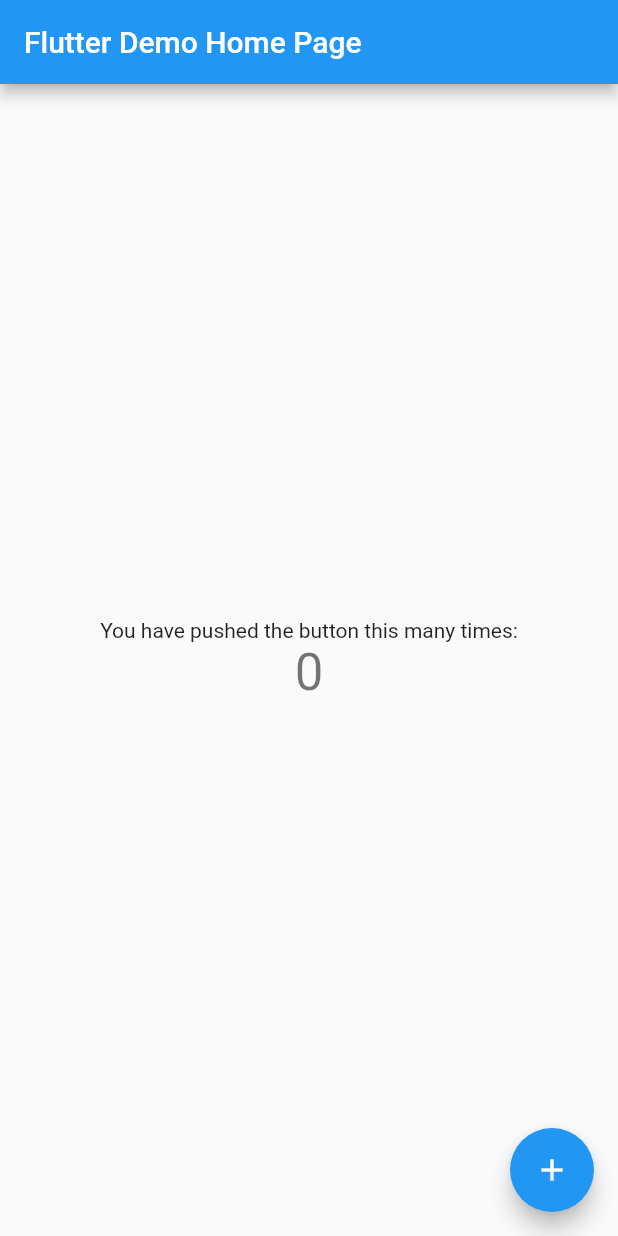
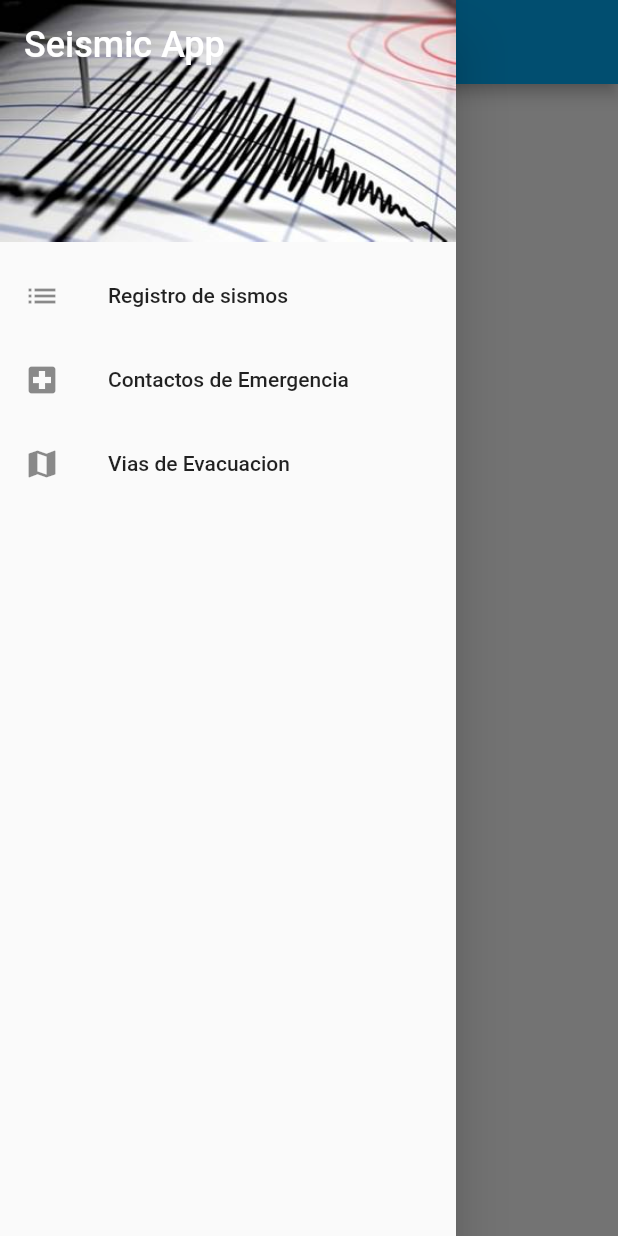
Before and after one commit to SpicyMip/seismic_app_pruebas, a Flutter app: the screen it shows after launch, with the side drawer open (before the commit the screen has no drawer), on a phone screen of 412 x 824 dp. Run offline on Flutter 3.47's test engine with Material 2 defaults, Android fonts, the phone set to English and light mode, and no system bars.

Commit message:
prueba de iterfaz

```diff
--- /dev/null
+++ b/lib/home.dart
@@ -0,0 +1,49 @@
+import 'package:flutter/material.dart';
+
+class Home extends StatefulWidget {
+  HomeState createState() => HomeState();
+}
+
+class HomeState extends State<Home> {
+  @override
+  Widget build(BuildContext context) {
+    return Scaffold(
+      appBar: AppBar(
+        title: Text('Seismic App'),
+      ),
+      drawer: Drawer(
+        child: ListView(
+          children: <Widget>[
+            DrawerHeader(
+              decoration: BoxDecoration(
+                  image: DecorationImage(
+                image: AssetImage('images/sismos_3.jpg'),
+                fit: BoxFit.fill,
+              )),
+              child: Text(
+                'Seismic App',
+                style: TextStyle(
+                  color: Colors.white,
+                  fontSize: 24,
+                ),
+              ),
+            ),
+            ListTile(
+                title: Text('Registro de sismos'),
+                leading: Icon(Icons.list),
+                onTap: () {}),
+            ListTile(
+              title: Text('Contactos de Emergencia'),
+              leading: Icon(Icons.local_hospital),
+              onTap: () {},
+            ),
+            ListTile(
+                title: Text('Vias de Evacuacion'),
+                leading: Icon(Icons.map),
+                onTap: () {}),
+          ],
+        ),
+      ),
+    );
+  }
+}
--- a/lib/main.dart
+++ b/lib/main.dart
@@ -1,117 +1,17 @@
 import 'package:flutter/material.dart';
+import 'home.dart';
 
-void main() {
-  runApp(MyApp());
-}
+void main() => runApp(MyApp());
 
 class MyApp extends StatelessWidget {
-  // This widget is the root of your application.
   @override
   Widget build(BuildContext context) {
     return MaterialApp(
-      title: 'Flutter Demo',
-      theme: ThemeData(
-        // This is the theme of your application.
-        //
-        // Try running your application with "flutter run". You'll see the
-        // application has a blue toolbar. Then, without quitting the app, try
-        // changing the primarySwatch below to Colors.green and then invoke
-        // "hot reload" (press "r" in the console where you ran "flutter run",
-        // or simply save your changes to "hot reload" in a Flutter IDE).
-        // Notice that the counter didn't reset back to zero; the application
-        // is not restarted.
-        primarySwatch: Colors.blue,
-        // This makes the visual density adapt to the platform that you run
-        // the app on. For desktop platforms, the controls will be smaller and
-        // closer together (more dense) than on mobile platforms.
-        visualDensity: VisualDensity.adaptivePlatformDensity,
-      ),
-      home: MyHomePage(title: 'Flutter Demo Home Page'),
-    );
+        title: 'Seismic App',
+        home: Home(),
+        theme: ThemeData(
+          primaryColor: Colors.lightBlue,
+          accentColor: Colors.lightBlue,
+        ));
   }
 }
-
-class MyHomePage extends StatefulWidget {
-  MyHomePage({Key key, this.title}) : super(key: key);
-
-  // This widget is the home page of your application. It is stateful, meaning
-  // that it has a State object (defined below) that contains fields that affect
-  // how it looks.
-
-  // This class is the configuration for the state. It holds the values (in this
-  // case the title) provided by the parent (in this case the App widget) and
-  // used by the build method of the State. Fields in a Widget subclass are
-  // always marked "final".
-
-  final String title;
-
-  @override
-  _MyHomePageState createState() => _MyHomePageState();
-}
-
-class _MyHomePageState extends State<MyHomePage> {
-  int _counter = 0;
-
-  void _incrementCounter() {
-    setState(() {
-      // This call to setState tells the Flutter framework that something has
-      // changed in this State, which causes it to rerun the build method below
-      // so that the display can reflect the updated values. If we changed
-      // _counter without calling setState(), then the build method would not be
-      // called again, and so nothing would appear to happen.
-      _counter++;
-    });
-  }
-
-  @override
-  Widget build(BuildContext context) {
-    // This method is rerun every time setState is called, for instance as done
-    // by the _incrementCounter method above.
-    //
-    // The Flutter framework has been optimized to make rerunning build methods
-    // fast, so that you can just rebuild anything that needs updating rather
-    // than having to individually change instances of widgets.
-    return Scaffold(
-      appBar: AppBar(
-        // Here we take the value from the MyHomePage object that was created by
-        // the App.build method, and use it to set our appbar title.
-        title: Text(widget.title),
-      ),
-      body: Center(
-        // Center is a layout widget. It takes a single child and positions it
-        // in the middle of the parent.
-        child: Column(
-          // Column is also a layout widget. It takes a list of children and
-          // arranges them vertically. By default, it sizes itself to fit its
-          // children horizontally, and tries to be as tall as its parent.
-          //
-          // Invoke "debug painting" (press "p" in the console, choose the
-          // "Toggle Debug Paint" action from the Flutter Inspector in Android
-          // Studio, or the "Toggle Debug Paint" command in Visual Studio Code)
-          // to see the wireframe for each widget.
-          //
-          // Column has various properties to control how it sizes itself and
-          // how it positions its children. Here we use mainAxisAlignment to
-          // center the children vertically; the main axis here is the vertical
-          // axis because Columns are vertical (the cross axis would be
-          // horizontal).
-          mainAxisAlignment: MainAxisAlignment.center,
-          children: <Widget>[
-            Text(
-              'You have pushed the button this many times:',
-            ),
-            Text(
-              '$_counter',
-              style: Theme.of(context).textTheme.headline4,
-            ),
-          ],
-        ),
-      ),
-      floatingActionButton: FloatingActionButton(
-        onPressed: _incrementCounter,
-        tooltip: 'Increment',
-        child: Icon(Icons.add),
-      ), // This trailing comma makes auto-formatting nicer for build methods.
-    );
-  }
-}
--- a/pubspec.yaml
+++ b/pubspec.yaml
@@ -43,10 +43,9 @@
   # included with your application, so that you can use the icons in
   # the material Icons class.
   uses-material-design: true
-
   # To add assets to your application, add an assets section, like this:
-  # assets:
-  #   - images/a_dot_burr.jpeg
+  assets:
+   - images/sismos_3.jpg
   #   - images/a_dot_ham.jpeg
 
   # An image asset can refer to one or more resolution-specific "variants", see
```
Also changed, not shown: fonts/MyFlutterApp.ttf (added), images/sismos_3.jpg (added), lib/contactos.dart (added), lib/evacuacion.dart (added), lib/registro.dart (added).
